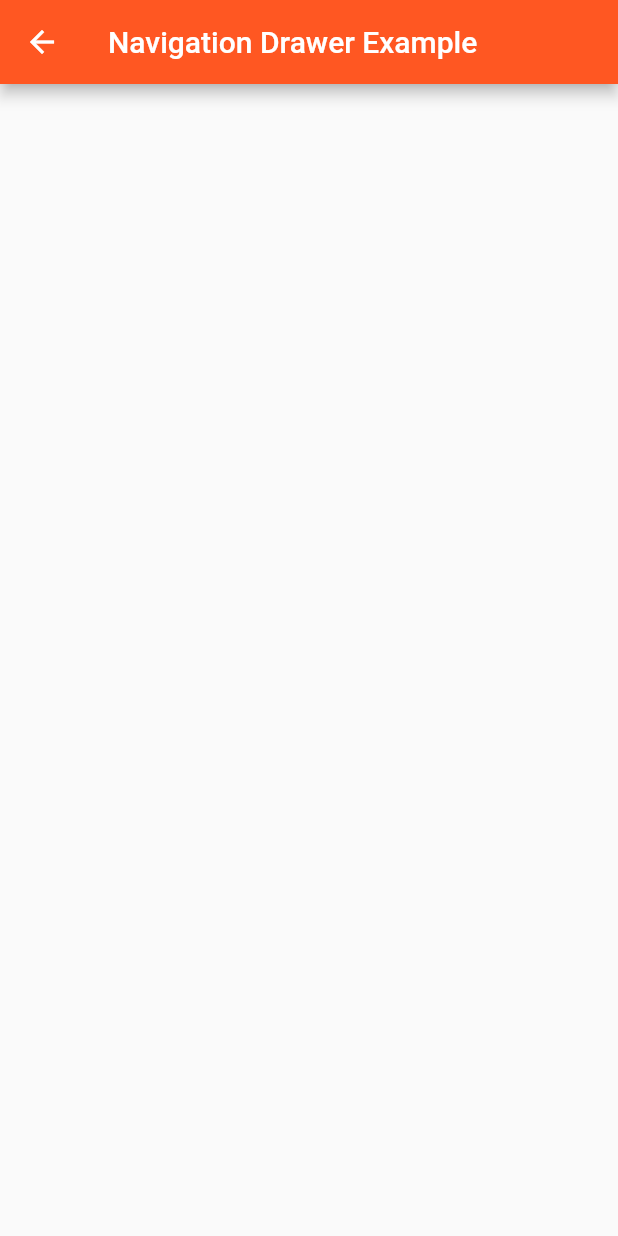
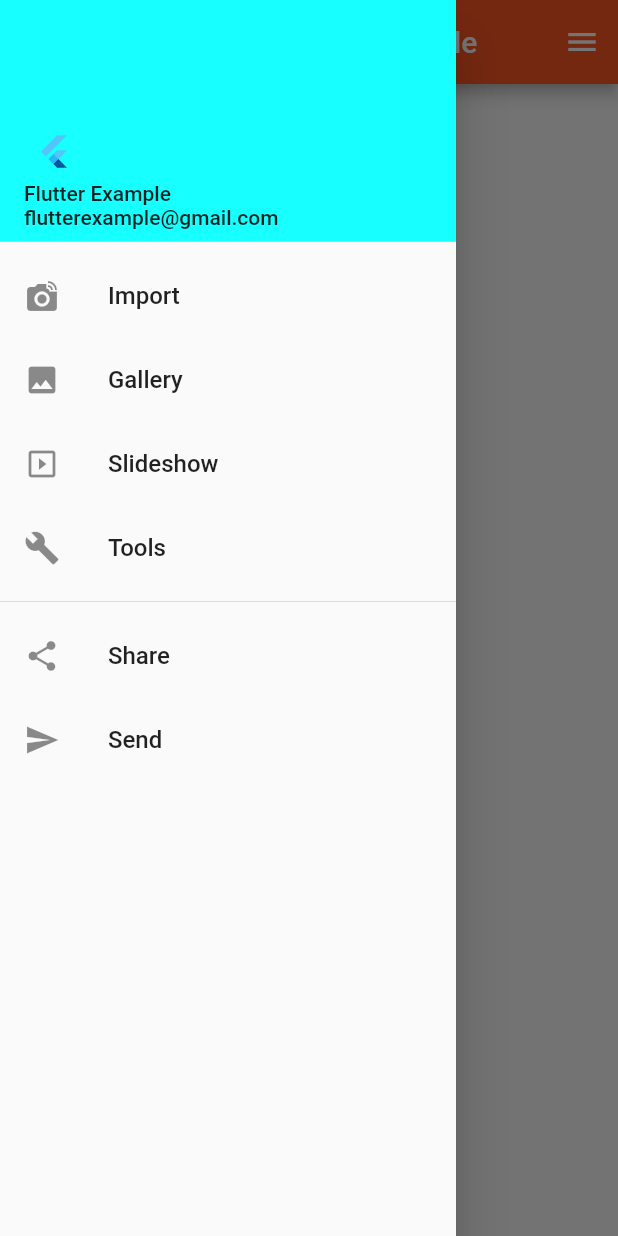
Before and after one commit to VlatkovicB/flutter_playground, a Flutter app: the NavigationDrawerExample screen opened by its route, with the side drawer open (before the commit the screen has no drawer), on a phone screen of 412 x 824 dp. Run offline on Flutter 3.47's test engine with Material 2 defaults, Android fonts, the phone set to English and light mode, and no system bars; Roboto replaces fonts that are missing (Roboto-Bold.ttf, Roboto-Regular.ttf).

Commit message:
Navigation drawer examples done

```diff
--- a/lib/main.dart
+++ b/lib/main.dart
@@ -13,7 +13,7 @@ class MyApp extends StatelessWidget {
     return MaterialApp(
       theme: ThemeData(
         primarySwatch: Colors.deepOrange,
-        accentColor: Colors.indigo,
+        accentColor: Colors.cyanAccent,
         fontFamily: Constants.ROBOTO_REGULAR,
       ),
       home: HomePage(),
--- a/lib/screens/navigation_drawer_example.dart
+++ b/lib/screens/navigation_drawer_example.dart
@@ -1,7 +1,18 @@
 import 'package:flutter/material.dart';
 
-class NavigationDrawerExample extends StatelessWidget {
+import '../constants.dart';
+
+class NavigationDrawerExample extends StatefulWidget {
   static const String routeName = '/navigation-drawer-example';
+
+  @override
+  _NavigationDrawerExampleState createState() =>
+      _NavigationDrawerExampleState();
+}
+
+class _NavigationDrawerExampleState extends State<NavigationDrawerExample> {
+  bool _details = true;
+  String _title = "Navigation example";
 
   @override
   Widget build(BuildContext context) {
@@ -9,6 +20,152 @@ class NavigationDrawerExample extends StatelessWidget {
       appBar: AppBar(
         title: Text('Navigation Drawer Example'),
       ),
+      body: Center(
+        child: Column(
+          mainAxisAlignment: MainAxisAlignment.center,
+          children: <Widget>[
+            Text(_title),
+            BackButton(),
+          ],
+        ),
+      ),
+      drawer: _leftDrawer(context),
+      endDrawer: _rightDrawer(context),
+    );
+  }
+
+  Drawer _leftDrawer(BuildContext context) {
+    return Drawer(
+      child: ListView(
+        padding: const EdgeInsets.all(0),
+        children: <Widget>[
+          DrawerHeader(
+            decoration: BoxDecoration(
+              color: Theme.of(context).accentColor,
+            ),
+            child: Column(
+              mainAxisAlignment: MainAxisAlignment.end,
+              crossAxisAlignment: CrossAxisAlignment.start,
+              mainAxisSize: MainAxisSize.max,
+              children: <Widget>[
+                _accountAvatar(context),
+                Text(
+                  'Flutter Example',
+                  style: TextStyle(
+                    fontFamily: Constants.ROBOTO_REGULAR,
+                  ),
+                ),
+                Text(
+                  'flutterexample@gmail.com',
+                  style: TextStyle(
+                    fontFamily: Constants.ROBOTO_REGULAR,
+                  ),
+                ),
+              ],
+            ),
+          ),
+          _drawerListTiles(Icons.linked_camera, 'Import'),
+          _drawerListTiles(Icons.photo, 'Gallery'),
+          _drawerListTiles(Icons.slideshow, 'Slideshow'),
+          _drawerListTiles(Icons.build, 'Tools'),
+          Divider(),
+          _drawerListTiles(Icons.share, 'Share'),
+          _drawerListTiles(Icons.send, 'Send'),
+        ],
+      ),
+    );
+  }
+
+  Drawer _rightDrawer(BuildContext context) {
+    return Drawer(
+      child: ListView(
+        padding: const EdgeInsets.all(0),
+        children: <Widget>[
+          UserAccountsDrawerHeader(
+            accountName: Text('Flutter example'),
+            accountEmail: Text("flutterexample@gmail.com"),
+            currentAccountPicture: _accountAvatar(context),
+            otherAccountsPictures: <Widget>[
+              _accountAvatar(context),
+              _accountAvatar(context),
+              _accountAvatar(context),
+            ],
+            onDetailsPressed: () {
+              setState(() {
+                _details = !_details;
+              });
+            },
+          ),
+          Offstage(
+            offstage: !_details,
+            child: Column(
+              children: <Widget>[
+                _drawerListTiles(Icons.linked_camera, 'Import'),
+                _drawerListTiles(Icons.photo, 'Gallery'),
+                _drawerListTiles(Icons.slideshow, 'Slideshow'),
+                _drawerListTiles(Icons.build, 'Tools'),
+                Divider(),
+                _drawerListTiles(Icons.share, 'Share'),
+                _drawerListTiles(Icons.send, 'Send'),
+              ],
+            ),
+          ),
+          Offstage(
+            offstage: _details,
+            child: Column(
+              children: <Widget>[
+                _drawerAccountTile(context),
+                _drawerAccountTile(context),
+                _drawerAccountTile(context),
+                _drawerAccountTile(context),
+              ],
+            ),
+          )
+        ],
+      ),
+    );
+  }
+
+  Widget _drawerListTiles(IconData icon, String title) {
+    return ListTile(
+      leading: Icon(
+        icon,
+      ),
+      title: Text(
+        title,
+        style: TextStyle(
+          fontFamily: Constants.ROBOTO_BOLD,
+          fontSize: 16.0,
+        ),
+      ),
+      onTap: () {
+        setState(() {
+          _title = title;
+          Navigator.pop(context);
+        });
+      },
+    );
+  }
+
+  Widget _drawerAccountTile(BuildContext context) {
+    return ListTile(
+      leading: CircleAvatar(
+        backgroundColor: Theme.of(context).accentColor,
+        child: FlutterLogo(),
+      ),
+      title: Text(
+        'flutterexample@gmail.com',
+        style: TextStyle(
+          fontFamily: Constants.ROBOTO_BOLD,
+        ),
+      ),
+    );
+  }
+
+  Widget _accountAvatar(BuildContext context) {
+    return CircleAvatar(
+      backgroundColor: Theme.of(context).accentColor,
+      child: FlutterLogo(),
     );
   }
 }
```
